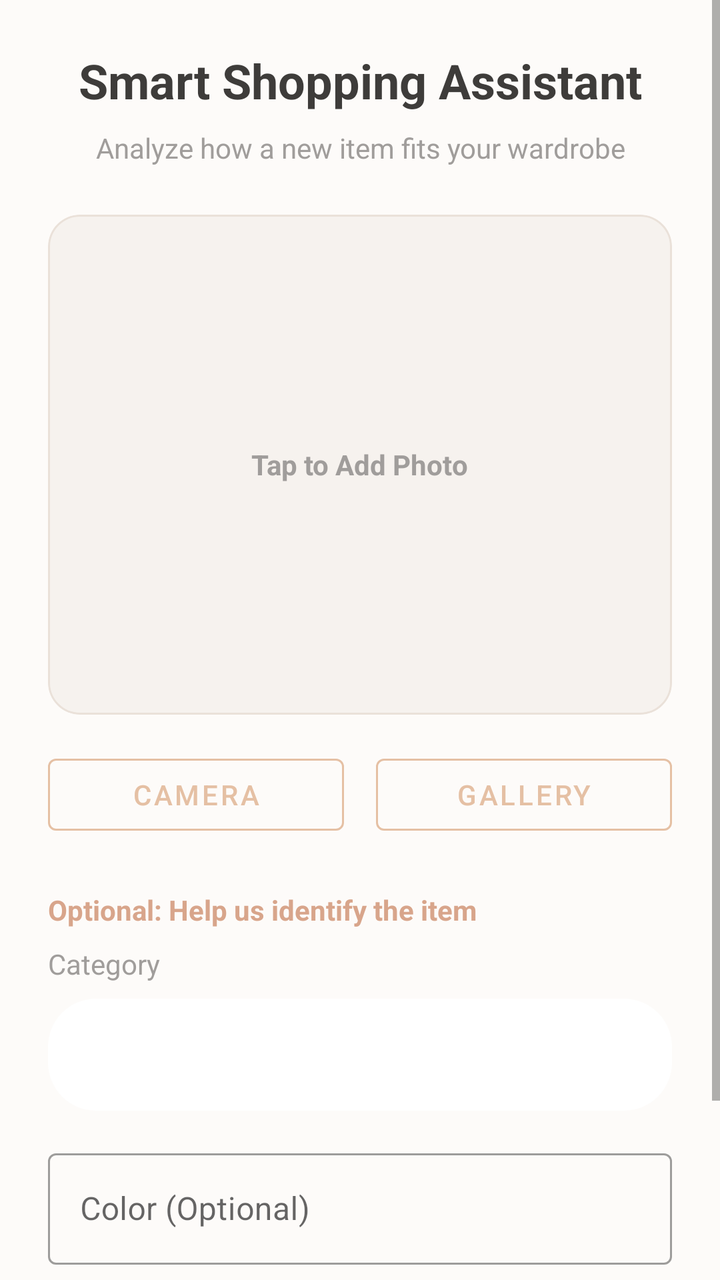
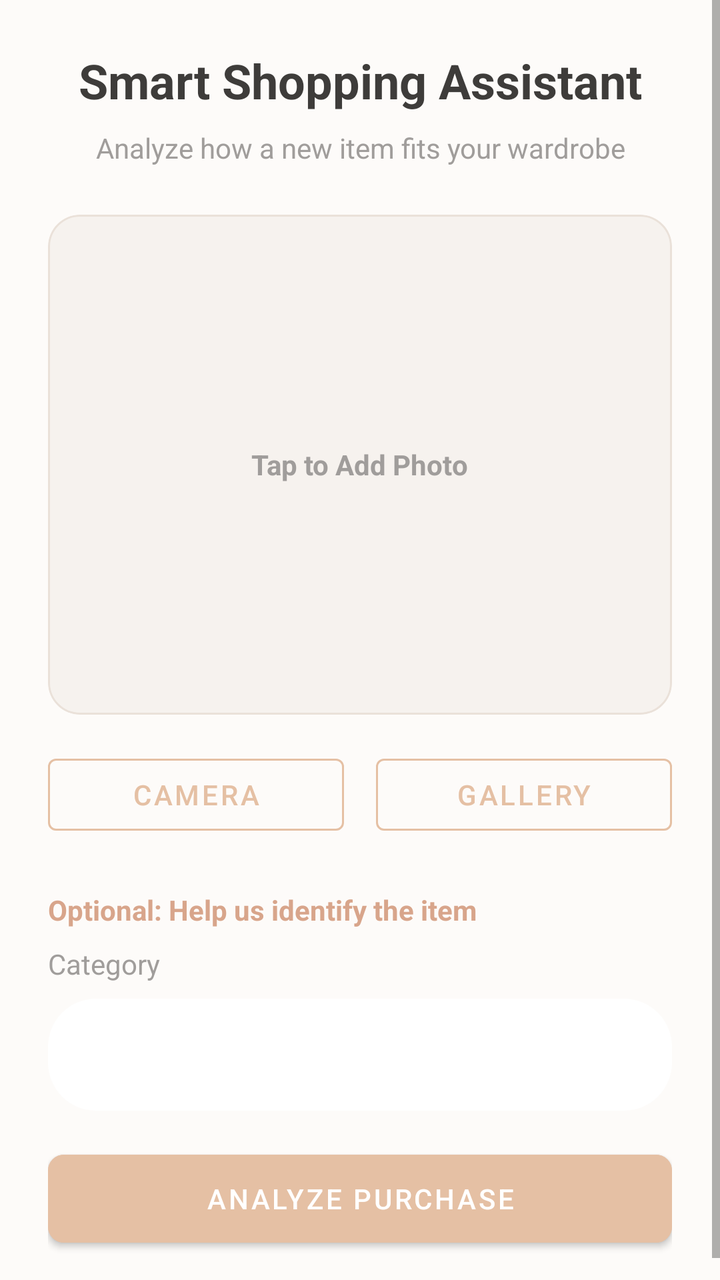

Two renders of the same Android screen: before a commit and after it. Below are the layout's source before the change and the commit's diff.
<!-- AndroidManifest.xml: application theme Theme.OutfitStudio -->
<!-- res/layout/activity_smart_shopping.xml -->
<?xml version="1.0" encoding="utf-8"?>
<ScrollView xmlns:android="http://schemas.android.com/apk/res/android"
    xmlns:app="http://schemas.android.com/apk/res-auto"
    android:layout_width="match_parent"
    android:layout_height="match_parent"
    android:background="@color/background">

    <LinearLayout
        android:layout_width="match_parent"
        android:layout_height="wrap_content"
        android:orientation="vertical"
        android:padding="24dp">

        <TextView
            android:layout_width="match_parent"
            android:layout_height="wrap_content"
            android:text="Smart Shopping Assistant"
            android:textSize="24sp"
            android:textStyle="bold"
            android:textColor="@color/on_background"
            android:textAlignment="center"
            android:layout_marginBottom="8dp"/>
            
        <TextView
            android:layout_width="match_parent"
            android:layout_height="wrap_content"
            android:text="Analyze how a new item fits your wardrobe"
            android:textSize="14sp"
            android:textColor="@color/text_hint"
            android:textAlignment="center"
            android:layout_marginBottom="24dp"/>

        <com.google.android.material.card.MaterialCardView
            android:layout_width="match_parent"
            android:layout_height="250dp"
            app:cardCornerRadius="16dp"
            app:cardElevation="0dp"
            app:strokeColor="@color/card_border"
            app:strokeWidth="1dp"
            android:layout_marginBottom="16dp">

            <ImageView
                android:id="@+id/ivClothingPreview"
                android:layout_width="match_parent"
                android:layout_height="match_parent"
                android:scaleType="centerCrop"
                android:background="@color/secondary_variant" />

            <LinearLayout
                android:id="@+id/llImagePlaceholder"
                android:layout_width="match_parent"
                android:layout_height="match_parent"
                android:orientation="vertical"
                android:gravity="center"
                android:background="#33FFFFFF">
                
                <TextView
                    android:layout_width="wrap_content"
                    android:layout_height="wrap_content"
                    android:text="Tap to Add Photo"
                    android:textColor="@color/text_hint"
                    android:textStyle="bold"/>
            </LinearLayout>
        </com.google.android.material.card.MaterialCardView>

        <LinearLayout
            android:layout_width="match_parent"
            android:layout_height="wrap_content"
            android:orientation="horizontal"
            android:layout_marginBottom="24dp">
            
            <Button
                android:id="@+id/btnCamera"
                android:layout_width="0dp"
                android:layout_height="wrap_content"
                android:layout_weight="1"
                android:text="Camera"
                android:textColor="@color/primary"
                style="@style/Widget.MaterialComponents.Button.OutlinedButton"
                app:strokeColor="@color/primary"
                android:layout_marginEnd="8dp"/>
                
            <Button
                android:id="@+id/btnGallery"
                android:layout_width="0dp"
                android:layout_height="wrap_content"
                android:layout_weight="1"
                android:text="Gallery"
                android:textColor="@color/primary"
                style="@style/Widget.MaterialComponents.Button.OutlinedButton"
                app:strokeColor="@color/primary"
                android:layout_marginStart="8dp"/>
        </LinearLayout>

        <TextView
            android:layout_width="match_parent"
            android:layout_height="wrap_content"
            android:text="Optional: Help us identify the item"
            android:textColor="@color/primary_variant"
            android:textStyle="bold"
            android:textSize="14sp"
            android:layout_marginBottom="8dp"/>
            
        <TextView
            android:layout_width="match_parent"
            android:layout_height="wrap_content"
            android:text="Category"
            android:textColor="@color/text_hint"
            android:textSize="14sp"
            android:layout_marginBottom="8dp"/>
            
        <Spinner
            android:id="@+id/spinnerCategory"
            android:layout_width="match_parent"
            android:layout_height="56dp"
            android:background="@drawable/bg_button_rounded"
            android:backgroundTint="@color/surface"
            android:layout_marginBottom="16dp"/>

        <com.google.android.material.textfield.TextInputLayout
            android:layout_width="match_parent"
            android:layout_height="wrap_content"
            android:hint="Color (Optional)"
            style="@style/Widget.MaterialComponents.TextInputLayout.OutlinedBox"
            android:layout_marginBottom="32dp">

            <com.google.android.material.textfield.TextInputEditText
                android:id="@+id/etColor"
                android:layout_width="match_parent"
                android:layout_height="wrap_content"
                android:inputType="textCapWords" />
        </com.google.android.material.textfield.TextInputLayout>

        <Button
            android:id="@+id/btnAnalyze"
            android:layout_width="match_parent"
            android:layout_height="56dp"
            android:text="Analyze Purchase"
            android:textColor="@color/on_primary"
            android:backgroundTint="@color/primary"
            app:cornerRadius="8dp" />
            
        <ProgressBar
            android:id="@+id/progressBar"
            android:layout_width="match_parent"
            android:layout_height="wrap_content"
            android:visibility="gone"
            android:layout_marginTop="16dp"/>

    </LinearLayout>
</ScrollView>
<!-- resources referenced by this layout -->
<resources>
  <color name="background">#FDFBF9</color>
  <color name="card_border">#EAE1D9</color>
  <color name="on_background">#3E3C3A</color>
  <color name="on_primary">#FFFFFF</color>
  <color name="primary">#E5C0A4</color>
  <color name="primary_variant">#D8A58B</color>
  <color name="secondary_variant">#F4EFEA</color>
  <color name="surface">#FFFFFF</color>
  <color name="text_hint">#A09D9B</color>
  <!-- drawable bg_button_rounded (drawable) -->
  <?xml version="1.0" encoding="utf-8"?>
  <shape xmlns:android="http://schemas.android.com/apk/res/android"
      android:shape="rectangle">
      <solid android:color="@color/primary"/>
      <corners android:radius="24dp"/>
  </shape>
  <style name="Theme.OutfitStudio" parent="Theme.MaterialComponents.Light.NoActionBar">
          <item name="android:textColor">@color/on_background</item>
          <item name="android:textColorHint">@color/text_hint</item>
          
          <item name="colorPrimary">@color/primary</item>
          <item name="colorPrimaryVariant">@color/primary_variant</item>
          <item name="colorOnPrimary">@color/on_primary</item>
          
          <item name="colorSecondary">@color/primary</item>
          <item name="colorSecondaryVariant">@color/primary_variant</item>
          <item name="colorOnSecondary">@color/on_primary</item>
          
          <item name="android:colorBackground">@color/background</item>
          <item name="colorSurface">@color/surface</item>
          
          <item name="android:statusBarColor">@color/background</item>
          <item name="android:windowLightStatusBar">true</item>
      </style>
</resources>

<!-- the commit's change to res/layout/activity_smart_shopping.xml (unified diff, before → after) -->
@@ -117,19 +117,7 @@
             android:backgroundTint="@color/surface"
             android:layout_marginBottom="16dp"/>
 
-        <com.google.android.material.textfield.TextInputLayout
-            android:layout_width="match_parent"
-            android:layout_height="wrap_content"
-            android:hint="Color (Optional)"
-            style="@style/Widget.MaterialComponents.TextInputLayout.OutlinedBox"
-            android:layout_marginBottom="32dp">
 
-            <com.google.android.material.textfield.TextInputEditText
-                android:id="@+id/etColor"
-                android:layout_width="match_parent"
-                android:layout_height="wrap_content"
-                android:inputType="textCapWords" />
-        </com.google.android.material.textfield.TextInputLayout>
 
         <Button
             android:id="@+id/btnAnalyze"
